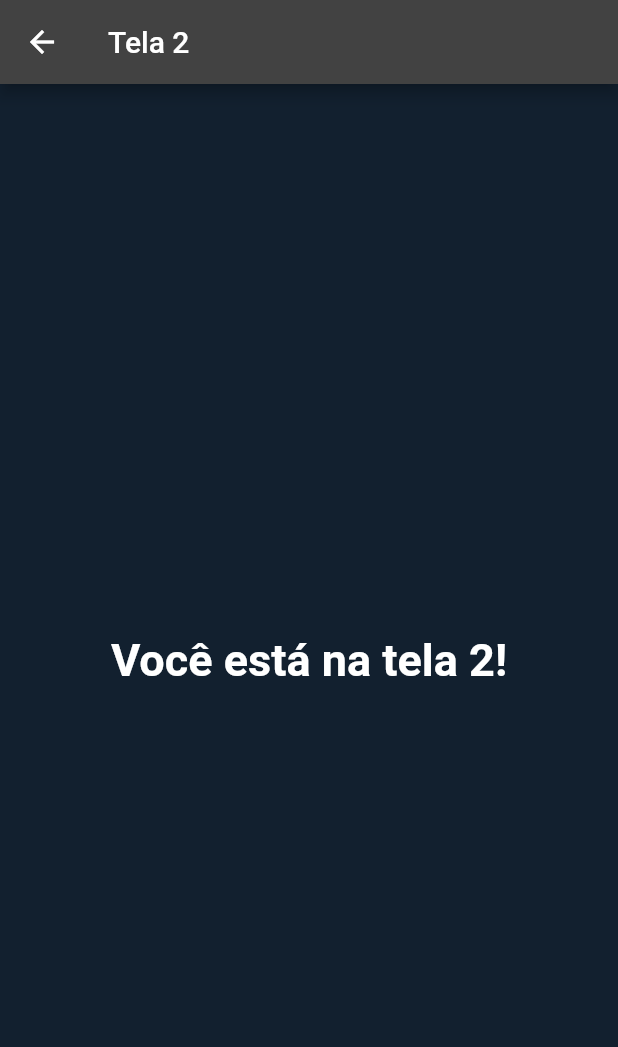
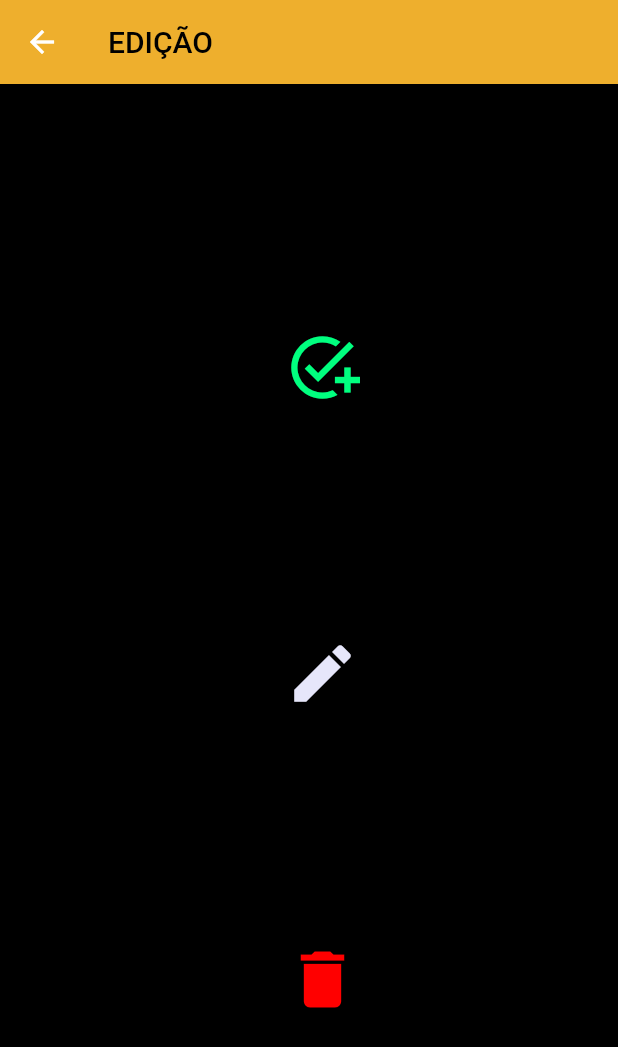
Before and after one commit to RafaelMendesDeveloper/FlutterProviderAplication, a Flutter app: the Screen2 screen opened by its route, on a phone screen of 412 x 824 dp. Shown: the top 1047 px of the screen. Run offline on Flutter 3.47's test engine with Material 2 defaults, Android fonts, the phone set to English and light mode, and no system bars.

Commit message:
some other things...

```diff
--- /dev/null
+++ b/app_provider/lib/colors.dart
@@ -0,0 +1,9 @@
+import 'package:flutter/material.dart';
+
+class AppColors {
+  static final Color widgetsColor = Color.fromARGB(255, 238, 175, 45);
+  static final Color backgroundColor = Color.fromARGB(255, 0, 0, 0);
+  static final Color vermelho = Color.fromARGB(255, 255, 0, 0);
+  static final Color verde = Color.fromARGB(255, 0, 255, 127);
+  static final Color azul = Color.fromARGB(255, 230, 230, 250);
+}
--- a/app_provider/lib/main.dart
+++ b/app_provider/lib/main.dart
@@ -2,6 +2,7 @@ import 'package:app_provider/screen1.dart';
 import 'package:app_provider/screen2.dart';
 import 'package:flutter/material.dart';
 import 'homeScreen.dart';
+
 
 const Color darkBlue = Color.fromARGB(255, 18, 32, 47);
 
--- a/app_provider/lib/screen1.dart
+++ b/app_provider/lib/screen1.dart
@@ -1,16 +1,19 @@
 import 'package:flutter/material.dart';
+import 'colors.dart';
 
 class Screen1 extends StatelessWidget {
   @override
   Widget build(BuildContext context) {
     return Scaffold(
+      backgroundColor: AppColors.backgroundColor,
       appBar: AppBar(
-        title: Text('Tela 1'),
+        title: Text('CADASTRO', style: TextStyle(color: AppColors.backgroundColor),),
+        backgroundColor: AppColors.widgetsColor,
       ),
       body: Center(
         child: Text(
-          'Você está na tela 1!',
-          style: TextStyle(fontSize: 30, fontWeight: FontWeight.bold),
+          'Você está na tela de listagem!',
+          style: TextStyle(fontSize: 20, fontWeight: FontWeight.bold),
         ),
       ),
     );
--- a/app_provider/lib/screen2.dart
+++ b/app_provider/lib/screen2.dart
@@ -1,16 +1,49 @@
+import 'package:app_provider/main.dart';
 import 'package:flutter/material.dart';
+import 'colors.dart';
 
 class Screen2 extends StatelessWidget {
   @override
   Widget build(BuildContext context) {
     return Scaffold(
+      backgroundColor: AppColors.backgroundColor,
       appBar: AppBar(
-        title: Text('Tela 2'),
+        title: Text(
+            'EDIÇÃO',
+            style: TextStyle(color: AppColors.backgroundColor),
+          ),
+        backgroundColor: AppColors.widgetsColor,
       ),
       body: Center(
-        child: Text(
-          'Você está na tela 2!',
-          style: TextStyle(fontSize: 30, fontWeight: FontWeight.bold),
+        child: Column(
+          mainAxisAlignment: MainAxisAlignment.spaceEvenly,
+          crossAxisAlignment: CrossAxisAlignment.center,
+          children: [
+            IconButton(
+                onPressed: () {},
+                icon: Icon(
+                  Icons.add_task,
+                  size: 50,
+                ),
+                color: AppColors.verde,
+                ),
+            IconButton(
+                onPressed: () {},
+                icon: Icon(
+                  Icons.edit,
+                  size: 50,
+                ),
+                color: AppColors.azul,
+                ),
+            IconButton(
+                onPressed: () {},
+                icon: Icon(
+                  Icons.delete,
+                  size: 50,
+                ),
+                color: AppColors.vermelho,
+                ),
+        ],
         ),
       ),
     );
```
Also changed, not shown: app_provider/lib/homeScreen.dart (+8 -9 lines).
